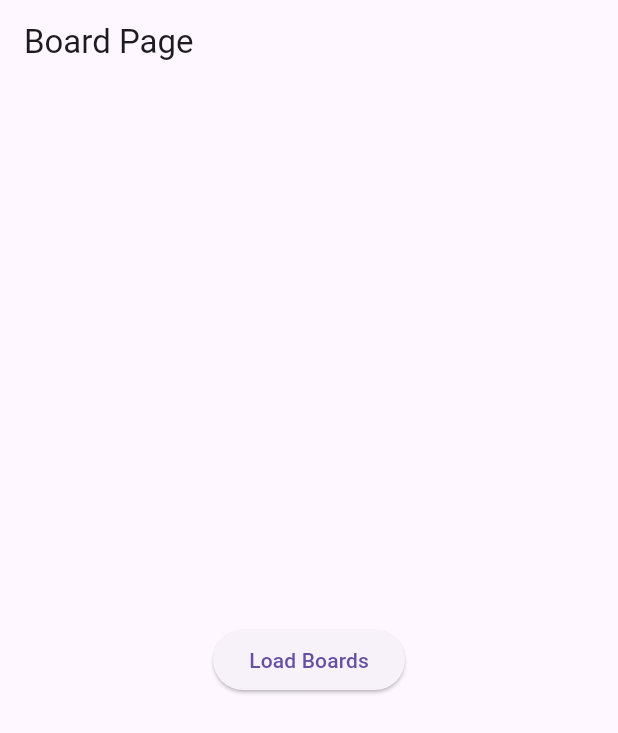
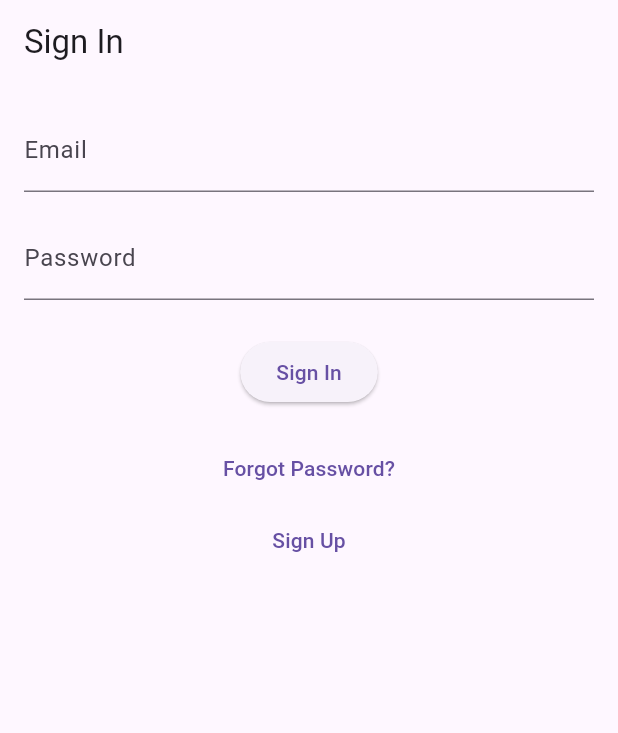
Before and after one commit to running-party/app, a Flutter app: the screen it shows after launch, on a phone screen of 412 x 824 dp. Shown: the top 733 px of the screen. Run offline on Flutter 3.47's test engine with Material 3 defaults, Android fonts, the light colour scheme and no system bars.

Commit message:
feat: sign_in

```diff
--- a/lib/board/boardView.dart
+++ b/lib/board/boardView.dart
@@ -1,6 +1,6 @@
 // boardView.dart
 import 'package:flutter/material.dart';
-import 'boardApi.dart';
+import 'board_api.dart';
 
 class BoardView extends StatelessWidget {
   final List<Board> boards;
--- a/lib/board/boardPage.dart
+++ b/lib/board/board_page.dart
@@ -1,5 +1,5 @@
 import 'package:flutter/material.dart';
-import 'boardApi.dart';
+import 'board_api.dart';
 import 'boardView.dart';
 
 class BoardPage extends StatefulWidget {
--- a/lib/main.dart
+++ b/lib/main.dart
@@ -1,6 +1,7 @@
 // main.dart
 import 'package:flutter/material.dart';
-import 'board/boardPage.dart';
+import 'package:runningpartyapp/user/sign_in_page.dart';
+import 'board/board_page.dart';
 
 void main() => runApp(MyApp());
 
@@ -12,7 +13,7 @@
       theme: ThemeData(
         primarySwatch: Colors.blue,
       ),
-      home: BoardPage(),
+      home: SignInPage(),
     );
   }
 }
--- /dev/null
+++ b/lib/user/sign_in_model.dart
@@ -0,0 +1,14 @@
+// lib/src/auth/presentation/sign_in/sign_in_view_model.dart
+class SignInViewModel {
+  Future<bool> signIn(String email, String password) async {
+    // 여기에 실제 로그인 로직을 추가하세요.
+    // 예를 들어, API 호출을 통해 로그인 인증을 수행합니다.
+
+    // 예제 로직: 이메일과 비밀번호가 'test@example.com'과 'password123'인 경우만 로그인 성공
+    if (email == 'test@example.com' && password == 'password123') {
+      return true;
+    } else {
+      return false;
+    }
+  }
+}
--- /dev/null
+++ b/lib/user/sign_in_page.dart
@@ -0,0 +1,15 @@
+// lib/src/auth/presentation/sign_in/sign_in_page.dart
+import 'package:flutter/material.dart';
+import 'sign_in_view.dart';  // ViewModel이나 상태를 관리하는 파일을 import
+
+class SignInPage extends StatelessWidget {
+  @override
+  Widget build(BuildContext context) {
+    return Scaffold(
+      appBar: AppBar(
+        title: Text('Sign In'),
+      ),
+      body: SignInView(),  // ViewModel 또는 상태 관리와 관련된 위젯을 호출
+    );
+  }
+}
--- /dev/null
+++ b/lib/user/sign_in_view.dart
@@ -0,0 +1,95 @@
+// lib/src/auth/presentation/sign_in/sign_in_view.dart
+import 'package:flutter/material.dart';
+import 'sign_in_model.dart';  // ViewModel 파일을 import
+
+class SignInView extends StatefulWidget {
+  @override
+  _SignInViewState createState() => _SignInViewState();
+}
+
+class _SignInViewState extends State<SignInView> {
+  final _emailController = TextEditingController();
+  final _passwordController = TextEditingController();
+  final _formKey = GlobalKey<FormState>();
+
+  final SignInViewModel _viewModel = SignInViewModel(); // ViewModel의 인스턴스 생성
+
+  void _signIn() {
+    if (_formKey.currentState!.validate()) {
+      final email = _emailController.text;
+      final password = _passwordController.text;
+
+      _viewModel.signIn(email, password).then((success) {
+        if (success) {
+          ScaffoldMessenger.of(context).showSnackBar(
+            SnackBar(content: Text('로그인 성공')),
+          );
+          // 로그인 성공 후의 행동 추가
+        } else {
+          ScaffoldMessenger.of(context).showSnackBar(
+            SnackBar(content: Text('로그인 실패')),
+          );
+        }
+      });
+    }
+  }
+
+  @override
+  Widget build(BuildContext context) {
+    return Padding(
+      padding: EdgeInsets.all(16.0),
+      child: Form(
+        key: _formKey,
+        child: Column(
+          children: [
+            TextFormField(
+              controller: _emailController,
+              decoration: InputDecoration(labelText: 'Email'),
+              keyboardType: TextInputType.emailAddress,
+              validator: (value) {
+                if (value == null || value.isEmpty) {
+                  return 'Please enter your email';
+                }
+                final emailRegex = RegExp(r'^[^@]+@[^@]+\.[^@]+$');
+                if (!emailRegex.hasMatch(value)) {
+                  return 'Enter a valid email';
+                }
+                return null;
+              },
+            ),
+            SizedBox(height: 16.0),
+            TextFormField(
+              controller: _passwordController,
+              decoration: InputDecoration(labelText: 'Password'),
+              obscureText: true,
+              validator: (value) {
+                if (value == null || value.isEmpty) {
+                  return 'Please enter your password';
+                }
+                return null;
+              },
+            ),
+            SizedBox(height: 24.0),
+            ElevatedButton(
+              onPressed: _signIn,
+              child: Text('Sign In'),
+            ),
+            SizedBox(height: 16.0),
+            TextButton(
+              onPressed: () {
+                // 비밀번호 찾기 화면으로 이동하는 로직
+              },
+              child: Text('Forgot Password?'),
+            ),
+            TextButton(
+              onPressed: () {
+                // 회원가입 화면으로 이동하는 로직
+              },
+              child: Text('Sign Up'),
+            ),
+          ],
+        ),
+      ),
+    );
+  }
+}
```
Also changed, not shown: lib/board/board_api.dart (renamed from lib/board/boardApi.dart).
